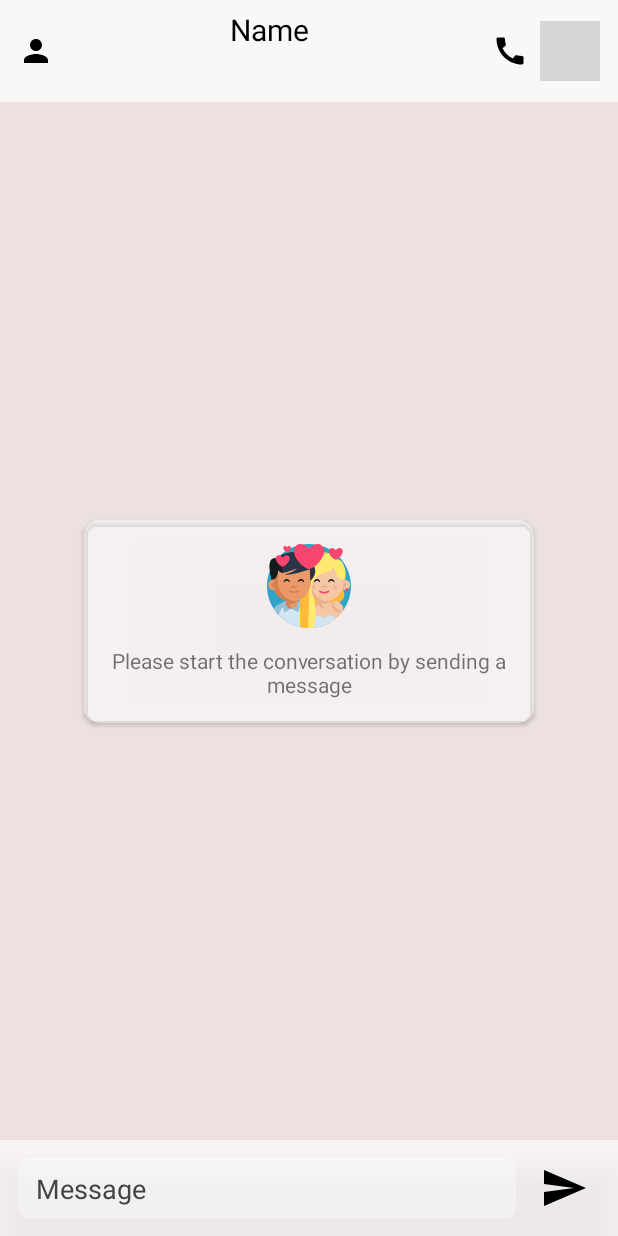
After one commit to simranss/BetweenUs, an Android app: the BubbleChatActivity screen opened directly, with no data from a screen before it, on a phone screen of 412 x 824 dp. The commit adds this screen. Run offline under Robolectric (Android 15) with nearby library versions, the phone set to English and light mode, and no system bars; our stand-ins replace Firebase (no records; nobody signed in at launch, a user with empty details on screens opened directly), Room's generated code; grey boxes are pictures that could not be loaded.

Commit message:
Added the bubble activity to be just chat fragment

```diff
--- /dev/null
+++ b/app/src/main/java/com/nishasimran/betweenus/Activities/BubbleChatActivity.java
@@ -0,0 +1,21 @@
+package com.nishasimran.betweenus.Activities;
+
+import android.os.Bundle;
+
+import androidx.appcompat.app.AppCompatActivity;
+
+import com.nishasimran.betweenus.Fragments.ChatFragment;
+import com.nishasimran.betweenus.R;
+import com.nishasimran.betweenus.Utils.Utils;
+
+public class BubbleChatActivity extends AppCompatActivity {
+
+    @Override
+    protected void onCreate(Bundle savedInstanceState) {
+        super.onCreate(savedInstanceState);
+        setContentView(R.layout.activity_bubble_chat);
+
+        ChatFragment chatFragment = new ChatFragment(this);
+        Utils.showFragment(getSupportFragmentManager(), R.id.bubble_chat_fragment, chatFragment);
+    }
+}
--- a/app/src/main/java/com/nishasimran/betweenus/Fragments/MainFragment.java
+++ b/app/src/main/java/com/nishasimran/betweenus/Fragments/MainFragment.java
@@ -342,7 +342,7 @@ public class MainFragment extends Fragment {
     private void initViewPager(View parent) {
         viewPager = parent.findViewById(R.id.main_view_pager);
 
-        chatFragment = new ChatFragment(this);
+        chatFragment = new ChatFragment(this, activity);
         memoriesFragment = new MemoriesFragment(this);
         calendarFragment = new CalendarFragment(this);
         tasksFragment = new TasksFragment(this);
--- a/app/src/main/java/com/nishasimran/betweenus/services/ParentService.java
+++ b/app/src/main/java/com/nishasimran/betweenus/services/ParentService.java
@@ -27,6 +27,7 @@ import com.google.firebase.database.DataSnapshot;
 import com.google.firebase.database.DatabaseError;
 import com.google.firebase.database.DatabaseReference;
 import com.google.firebase.database.FirebaseDatabase;
+import com.nishasimran.betweenus.Activities.BubbleChatActivity;
 import com.nishasimran.betweenus.Activities.MainActivity;
 import com.nishasimran.betweenus.DataClasses.Key;
 import com.nishasimran.betweenus.DataClasses.Message;
@@ -254,7 +255,7 @@ public class ParentService extends LifecycleService {
     }
 
     private void postNotification(Message message, Context context, Application application) {
-        Intent notificationIntent = new Intent(context, MainActivity.class);
+        Intent notificationIntent = new Intent(context, BubbleChatActivity.class);
         notificationIntent.setFlags(Intent.FLAG_ACTIVITY_NEW_TASK);
         PendingIntent contentIntent = PendingIntent.getActivity(context, 102, notificationIntent, PendingIntent.FLAG_IMMUTABLE|PendingIntent.FLAG_UPDATE_CURRENT);
 
--- /dev/null
+++ b/app/src/main/res/layout/activity_bubble_chat.xml
@@ -0,0 +1,18 @@
+<?xml version="1.0" encoding="utf-8"?>
+<androidx.constraintlayout.widget.ConstraintLayout xmlns:android="http://schemas.android.com/apk/res/android"
+    xmlns:app="http://schemas.android.com/apk/res-auto"
+    xmlns:tools="http://schemas.android.com/tools"
+    android:layout_width="match_parent"
+    android:layout_height="match_parent"
+    tools:context=".Activities.BubbleChatActivity">
+
+    <FrameLayout
+        android:id="@+id/bubble_chat_fragment"
+        android:layout_width="0dp"
+        android:layout_height="0dp"
+        app:layout_constraintBottom_toBottomOf="parent"
+        app:layout_constraintEnd_toEndOf="parent"
+        app:layout_constraintStart_toStartOf="parent"
+        app:layout_constraintTop_toTopOf="parent" />
+
+</androidx.constraintlayout.widget.ConstraintLayout>
```
Also changed, not shown: app/src/main/AndroidManifest.xml (+7 -3 lines), app/src/main/java/com/nishasimran/betweenus/Fragments/ChatFragment.java (+51 -30 lines), app/src/main/java/com/nishasimran/betweenus/Utils/Utils.java (+19 -0 lines).
